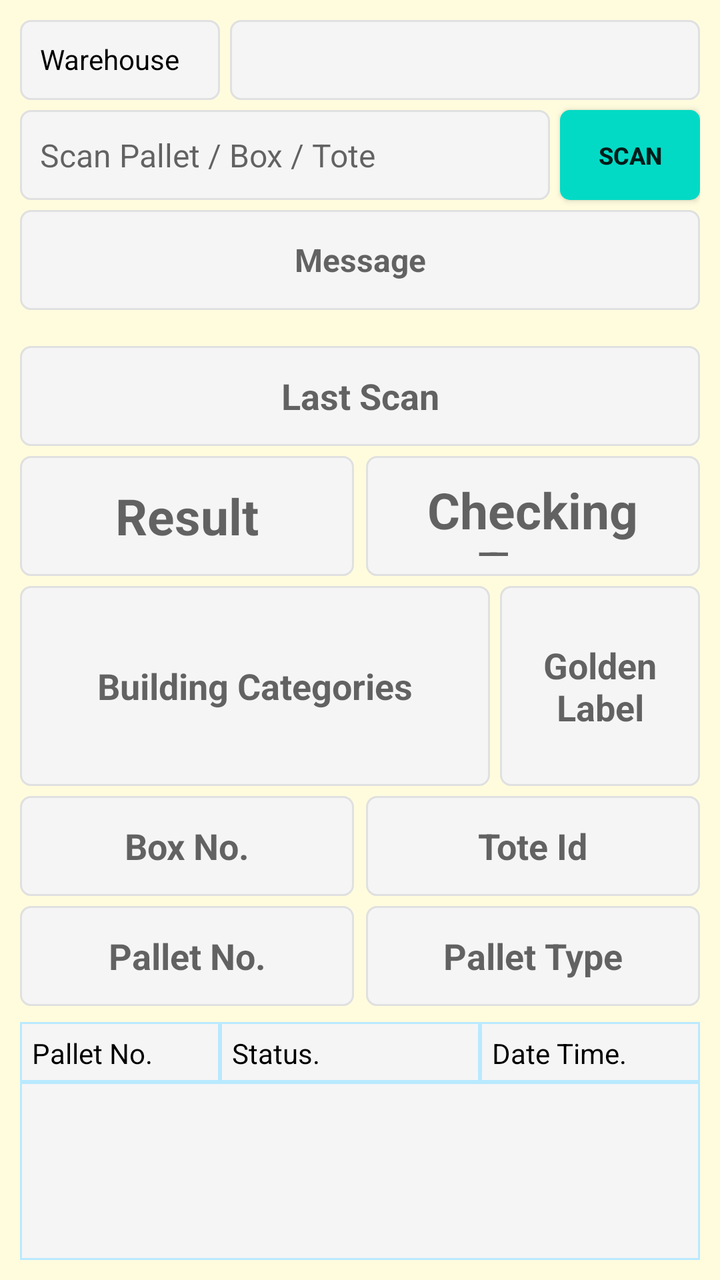
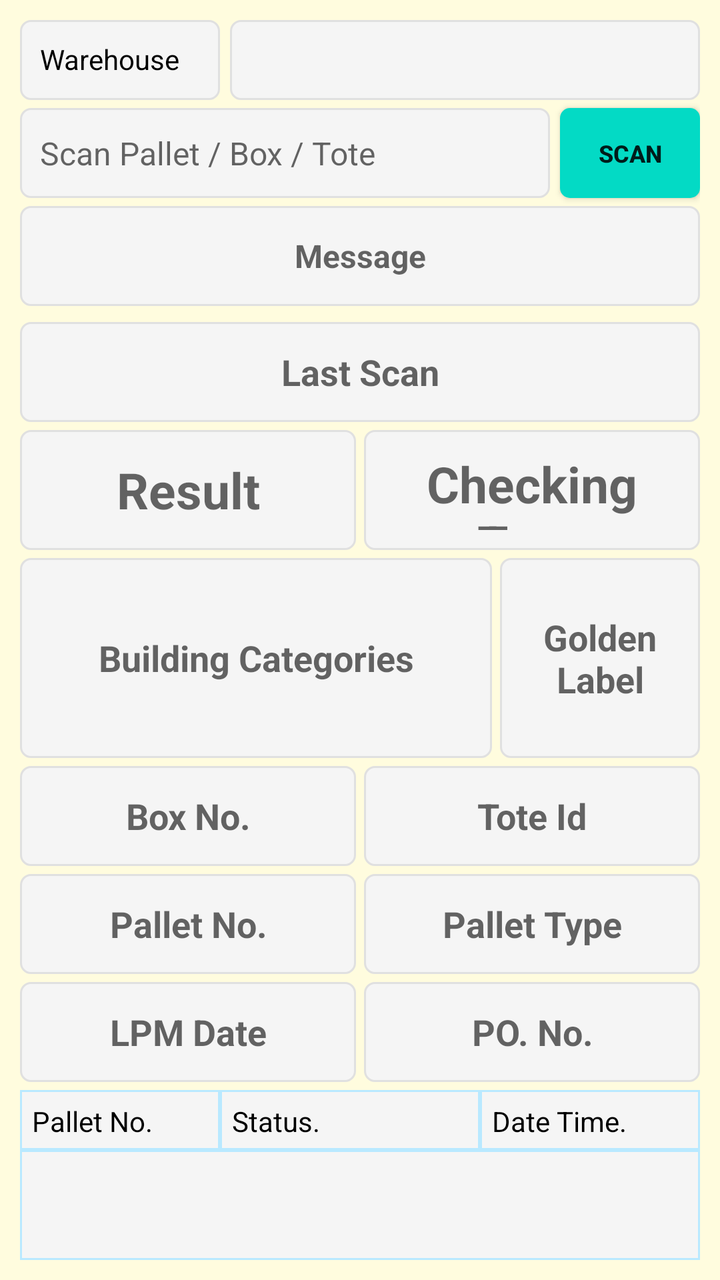

Screens rendered from an Android XML layout before and after an edit, with the pre-edit source and the edit as a unified diff.
<!-- AndroidManifest.xml: application theme AppTheme -->
<!-- res/layout/fragment_pallet_status.xml -->
<?xml version="1.0" encoding="utf-8"?>
<FrameLayout xmlns:android="http://schemas.android.com/apk/res/android"
    xmlns:app="http://schemas.android.com/apk/res-auto"
    xmlns:tools="http://schemas.android.com/tools"
    android:layout_width="match_parent"
    android:layout_height="match_parent"
    android:background="@color/backColor"
    tools:context=".ui.palletstatus.PalletStatusFragment">

    <androidx.constraintlayout.widget.ConstraintLayout
        android:layout_width="match_parent"
        android:layout_height="match_parent"
        android:padding="10dp">



        <ListView
            android:id="@+id/lv_building_del_pallet_details"
            android:layout_width="0dp"
            android:layout_height="0dp"
            android:background="@drawable/et_custom_total"
            app:layout_constraintBottom_toBottomOf="parent"
            app:layout_constraintEnd_toEndOf="parent"
            app:layout_constraintHorizontal_bias="0.842"
            app:layout_constraintStart_toStartOf="parent"
            app:layout_constraintTop_toBottomOf="@+id/TextView3"
            app:layout_constraintVertical_bias="0.0" />



        <TextView
            android:id="@+id/TextView3"
            android:layout_width="100dp"
            android:layout_height="30dp"
            android:layout_marginTop="8dp"
            android:background="@drawable/et_custom_total"
            android:gravity="left"
            android:hint=""
            android:padding="6dp"
            android:text="Pallet No."
            android:textColor="@color/coloBlack"
            android:textSize="14sp"
            app:layout_constraintStart_toStartOf="parent"
            app:layout_constraintTop_toBottomOf="@+id/tv_pallet_status_last_palletno" />

        <TextView
            android:id="@+id/TextView4"
            android:layout_width="130dp"
            android:layout_height="30dp"
            android:background="@drawable/et_custom_total"
            android:gravity="left"
            android:hint=""
            android:padding="6dp"
            android:text="Status."
            android:textColor="@color/coloBlack"
            android:textSize="14sp"
            app:layout_constraintStart_toEndOf="@+id/TextView3"
            app:layout_constraintTop_toTopOf="@+id/TextView3" />

        <TextView
            android:id="@+id/TextView5"
            android:layout_width="0dp"
            android:layout_height="30dp"
            android:background="@drawable/et_custom_total"
            android:gravity="left"
            android:hint=""
            android:padding="6dp"
            android:text="Date Time."
            android:textColor="@color/coloBlack"
            android:textSize="14sp"
            app:layout_constraintEnd_toEndOf="parent"
            app:layout_constraintStart_toEndOf="@+id/TextView4"
            app:layout_constraintTop_toTopOf="@+id/TextView3" />

        <TextView
            android:id="@+id/TextView1"
            android:layout_width="100dp"
            android:layout_height="40dp"
            android:background="@drawable/et_custom"
            android:gravity="left"
            android:layout_marginRight="5dp"
            android:textColor="@color/coloBlack"
            android:hint=""
            android:layout_marginEnd="5dp"
            android:padding="10dp"
            android:text="Warehouse"
            android:textSize="14dp"
            app:layout_constraintStart_toStartOf="parent"
            app:layout_constraintTop_toTopOf="parent" />


        <Spinner
            android:id="@+id/sp_rack_in_out_warehouse"
            android:layout_width="0dp"
            android:layout_height="40dp"
            android:layout_marginLeft="5dp"
            android:background="@drawable/et_custom"
            android:gravity="left"
            android:padding="10dp"
            android:text="[Select Warehouse]"
            android:textColor="@color/coloBlack"
            android:textSize="14dp"
            app:layout_constraintEnd_toEndOf="parent"
            app:layout_constraintHorizontal_bias="0.0"
            app:layout_constraintStart_toEndOf="@+id/TextView1"
            app:layout_constraintTop_toTopOf="parent" />

        <EditText
            android:id="@+id/et_pallet_status_palletno"
            android:layout_width="0dp"
            android:layout_height="45dp"
            android:layout_marginTop="5dp"
            android:layout_marginRight="5dp"
            android:layout_marginBottom="5dp"
            android:background="@drawable/et_custom"
            android:hint="Scan Pallet / Box / Tote"
            android:padding="10dp"
            android:textColor="@color/coloBlack"

            android:textSize="16sp"
            app:layout_constraintEnd_toStartOf="@+id/bt_pallet_status_scan"
            app:layout_constraintStart_toStartOf="@id/TextView1"
            app:layout_constraintTop_toBottomOf="@id/TextView1"
            tools:ignore="SpeakableTextPresentCheck,TouchTargetSizeCheck" />

        <Button
            android:id="@+id/bt_pallet_status_scan"
            android:layout_width="70dp"
            android:layout_height="45dp"
            android:background="@drawable/btn_custom1"
            android:text="SCAN"
            android:textAllCaps="false"
            android:textSize="12sp"
            android:textStyle="bold"
            app:layout_constraintEnd_toEndOf="parent"
            app:layout_constraintTop_toTopOf="@+id/et_pallet_status_palletno"
            tools:ignore="TouchTargetSizeCheck" />

        <TextView
            android:id="@+id/tv_pallet_status_message"
            android:layout_width="0dp"
            android:layout_height="50dp"
            android:layout_marginTop="5dp"
            android:background="@drawable/et_custom"
            android:gravity="center"
            android:hint="Message"
            android:padding="10dp"
            android:text=""
            android:textColor="@color/coloBlack"
            android:textSize="16sp"
            android:textStyle="bold"
            app:layout_constraintEnd_toEndOf="parent"
            app:layout_constraintStart_toStartOf="parent"
            app:layout_constraintTop_toBottomOf="@+id/et_pallet_status_palletno" />

        <TextView
            android:id="@+id/tv_pallet_status_last_scan"
            android:layout_width="0dp"
            android:layout_height="50dp"
            android:layout_marginTop="18dp"
            android:background="@drawable/et_custom"
            android:gravity="center"
            android:hint="Last Scan"
            android:padding="10dp"
            android:text=""
            android:textColor="@color/coloBlack"
            android:textSize="18sp"
            android:textStyle="bold"
            app:layout_constraintEnd_toEndOf="parent"
            app:layout_constraintStart_toStartOf="parent"
            app:layout_constraintTop_toBottomOf="@+id/tv_pallet_status_message" />

        <TextView
            android:id="@+id/tv_pallet_status_result"
            android:layout_width="0dp"
            android:layout_height="60dp"
            android:layout_marginTop="5dp"
            android:layout_marginRight="3dp"
            android:background="@drawable/et_custom"
            android:gravity="center"
            android:hint="Result"
            android:padding="10dp"
            android:text=""
            android:textColor="@color/coloRed"
            android:textSize="25sp"
            android:textStyle="bold"
            app:layout_constraintEnd_toStartOf="@+id/textView2"
            app:layout_constraintHorizontal_bias="0.0"
            app:layout_constraintStart_toStartOf="parent"
            app:layout_constraintTop_toBottomOf="@+id/tv_pallet_status_last_scan" />

        <TextView
            android:id="@+id/tv_pallet_status_last_palletno"
            android:layout_width="0dp"
            android:layout_height="50dp"
            android:layout_marginTop="5dp"
            android:layout_marginRight="3dp"
            android:background="@drawable/et_custom"
            android:gravity="center"
            android:hint="Pallet No."
            android:padding="10dp"
            android:text=""
            android:textColor="@color/coloBlack"
            android:textSize="18sp"
            android:textStyle="bold"
            app:layout_constraintEnd_toStartOf="@+id/textView2"
            app:layout_constraintStart_toStartOf="parent"
            app:layout_constraintTop_toBottomOf="@+id/tv_pallet_status_last_pallet_boxno" />

        <TextView
            android:id="@+id/tv_pallet_status_last_building_category"
            android:layout_width="0dp"
            android:layout_height="100dp"
            android:layout_marginTop="5dp"
            android:layout_marginRight="5dp"
            android:background="@drawable/et_custom"
            android:gravity="center"
            android:hint="Building Categories"
            android:padding="10dp"
            android:text=""
            android:textColor="@color/coloBlack"
            android:textSize="18sp"
            android:textStyle="bold"
            app:layout_constraintEnd_toStartOf="@+id/tv_pallet_status_last_building_golden"
            app:layout_constraintStart_toStartOf="parent"
            app:layout_constraintTop_toBottomOf="@+id/tv_pallet_status_result" />

        <TextView
            android:id="@+id/tv_pallet_status_last_building_golden"
            android:layout_width="100dp"
            android:layout_height="100dp"
            android:layout_marginTop="5dp"
            android:background="@drawable/et_custom"
            android:gravity="center"
            android:hint="Golden Label"
            android:padding="10dp"
            android:text=""
            android:textColor="@color/coloBlack"
            android:textSize="18sp"
            android:textStyle="bold"
            app:layout_constraintEnd_toEndOf="parent"
            app:layout_constraintTop_toBottomOf="@+id/tv_pallet_status_result" />

        <TextView
            android:id="@+id/tv_pallet_status_last_pallet_boxno"
            android:layout_width="0dp"
            android:layout_height="50dp"
            android:layout_marginTop="5dp"
            android:layout_marginRight="3dp"
            android:background="@drawable/et_custom"
            android:gravity="center"
            android:hint="Box No."
            android:padding="10dp"
            android:text=""
            android:textColor="@color/coloBlack"
            android:textSize="18sp"
            android:textStyle="bold"
            app:layout_constraintEnd_toStartOf="@+id/textView2"
            app:layout_constraintStart_toStartOf="parent"
            app:layout_constraintTop_toBottomOf="@+id/tv_pallet_status_last_building_category" />

        <TextView
            android:id="@+id/tv_pallet_status_last_pallet_checking_type"
            android:layout_width="0dp"
            android:layout_height="60dp"
            android:layout_marginLeft="3dp"
            android:background="@drawable/et_custom"
            android:gravity="center"
            android:hint="Checking Type"
            android:padding="10dp"
            android:text=""
            android:textColor="@color/coloRed"
            android:textSize="25sp"
            android:textStyle="bold"
            app:layout_constraintEnd_toEndOf="parent"
            app:layout_constraintStart_toEndOf="@+id/textView2"
            app:layout_constraintTop_toTopOf="@+id/tv_pallet_status_result" />

        <TextView
            android:id="@+id/tv_pallet_status_last_pallet_toteid"
            android:layout_width="0dp"
            android:layout_height="50dp"
            android:layout_marginLeft="3dp"
            android:background="@drawable/et_custom"
            android:gravity="center"
            android:hint="Tote Id"
            android:padding="10dp"
            android:text=""
            android:textColor="@color/coloBlack"
            android:textSize="18sp"
            android:textStyle="bold"
            app:layout_constraintEnd_toEndOf="parent"
            app:layout_constraintStart_toEndOf="@+id/textView2"
            app:layout_constraintTop_toTopOf="@+id/tv_pallet_status_last_pallet_boxno" />

        <TextView
            android:id="@+id/tv_pallet_status_last_pallet_pallettype"
            android:layout_width="0dp"
            android:layout_height="50dp"
            android:layout_marginLeft="3dp"
            android:background="@drawable/et_custom"
            android:gravity="center"
            android:hint="Pallet Type"
            android:padding="10dp"
            android:text=""
            android:textColor="@color/coloBlack"
            android:textSize="18sp"
            android:textStyle="bold"
            app:layout_constraintEnd_toEndOf="parent"
            app:layout_constraintStart_toEndOf="@+id/textView2"
            app:layout_constraintTop_toTopOf="@+id/tv_pallet_status_last_palletno" />

        <TextView
            android:id="@+id/textView2"
            android:layout_width="wrap_content"
            android:layout_height="wrap_content"
            android:layout_marginStart="16dp"
            android:layout_marginLeft="16dp"
            android:layout_marginEnd="16dp"
            android:layout_marginRight="16dp"
            android:text=""
            android:textColor="@color/colorAccent"
            app:layout_constraintBottom_toBottomOf="parent"
            app:layout_constraintEnd_toEndOf="parent"
            app:layout_constraintStart_toStartOf="parent"
            tools:ignore="SpeakableTextPresentCheck" />

    </androidx.constraintlayout.widget.ConstraintLayout>

</FrameLayout>
<!-- resources referenced by this layout -->
<resources>
  <color name="backColor">#FFFCDE</color>
  <color name="coloBlack">#000000</color>
  <color name="coloRed">#ff0000</color>
  <color name="colorAccent">#000000</color>
  <!-- drawable btn_custom1 (drawable) -->
  <?xml version="1.0" encoding="utf-8"?>
  <shape xmlns:android="http://schemas.android.com/apk/res/android"
      android:padding="10dp"
      android:shape="rectangle" >
  
      <solid android:color="@color/colorBtn" />
  
      <corners
          android:bottomLeftRadius="5dp"
          android:bottomRightRadius="5dp"
          android:topLeftRadius="5dp"
          android:topRightRadius="5dp" />
  
  </shape>
  <!-- drawable et_custom (drawable) -->
  <?xml version="1.0" encoding="utf-8"?>
  <shape xmlns:android="http://schemas.android.com/apk/res/android"
      android:padding="10dp"
      android:shape="rectangle" >
  
      <solid android:color="#f5f5f5" />
  
      <stroke
          android:width="1dp"
          android:color="#e0e0e0" />
  
      <corners
          android:bottomLeftRadius="5dp"
          android:bottomRightRadius="5dp"
          android:topLeftRadius="5dp"
          android:topRightRadius="5dp" />
  
  </shape>
  <!-- drawable et_custom_total (drawable) -->
  <?xml version="1.0" encoding="utf-8"?>
  <shape xmlns:android="http://schemas.android.com/apk/res/android"
      android:padding="10dp"
      android:shape="rectangle" >
  
      <solid android:color="#f5f5f5" />
  
      <stroke
          android:width="1dp"
          android:color="#B9E9FF" />
  
      <corners
          android:bottomLeftRadius="0dp"
          android:bottomRightRadius="0dp"
          android:topLeftRadius="0dp"
          android:topRightRadius="0dp" />
  
  </shape>
  <style name="AppTheme" parent="Theme.AppCompat.Light.NoActionBar">
          
          <item name="colorPrimary">@color/colorPrimary</item>
          <item name="colorPrimaryDark">@color/colorPrimaryDark</item>
          <item name="colorAccent">@color/colorAccent</item>
      </style>
  <color name="colorBtn">#03DAC5</color>
  <color name="colorPrimary">#ffb200</color>
  <color name="colorPrimaryDark">#ffb200</color>
</resources>

<!-- the commit's change to res/layout/fragment_pallet_status.xml (unified diff, before → after) -->
@@ -12,8 +12,6 @@
         android:layout_height="match_parent"
         android:padding="10dp">
 
-
-
         <ListView
             android:id="@+id/lv_building_del_pallet_details"
             android:layout_width="0dp"
@@ -26,13 +24,11 @@
             app:layout_constraintTop_toBottomOf="@+id/TextView3"
             app:layout_constraintVertical_bias="0.0" />
 
-
-
         <TextView
             android:id="@+id/TextView3"
             android:layout_width="100dp"
             android:layout_height="30dp"
-            android:layout_marginTop="8dp"
+            android:layout_marginTop="4dp"
             android:background="@drawable/et_custom_total"
             android:gravity="left"
             android:hint=""
@@ -41,7 +37,7 @@
             android:textColor="@color/coloBlack"
             android:textSize="14sp"
             app:layout_constraintStart_toStartOf="parent"
-            app:layout_constraintTop_toBottomOf="@+id/tv_pallet_status_last_palletno" />
+            app:layout_constraintTop_toBottomOf="@+id/tv_pallet_status_last_pallet_lpmdate" />
 
         <TextView
             android:id="@+id/TextView4"
@@ -76,14 +72,14 @@
             android:id="@+id/TextView1"
             android:layout_width="100dp"
             android:layout_height="40dp"
-            android:background="@drawable/et_custom"
-            android:gravity="left"
+            android:layout_marginEnd="5dp"
             android:layout_marginRight="5dp"
-            android:textColor="@color/coloBlack"
+            android:background="@drawable/et_custom"
+            android:gravity="left"
             android:hint=""
-            android:layout_marginEnd="5dp"
             android:padding="10dp"
             android:text="Warehouse"
+            android:textColor="@color/coloBlack"
             android:textSize="14dp"
             app:layout_constraintStart_toStartOf="parent"
             app:layout_constraintTop_toTopOf="parent" />
@@ -109,7 +105,7 @@
             android:id="@+id/et_pallet_status_palletno"
             android:layout_width="0dp"
             android:layout_height="45dp"
-            android:layout_marginTop="5dp"
+            android:layout_marginTop="4dp"
             android:layout_marginRight="5dp"
             android:layout_marginBottom="5dp"
             android:background="@drawable/et_custom"
@@ -140,7 +136,7 @@
             android:id="@+id/tv_pallet_status_message"
             android:layout_width="0dp"
             android:layout_height="50dp"
-            android:layout_marginTop="5dp"
+            android:layout_marginTop="4dp"
             android:background="@drawable/et_custom"
             android:gravity="center"
             android:hint="Message"
@@ -157,7 +153,7 @@
             android:id="@+id/tv_pallet_status_last_scan"
             android:layout_width="0dp"
             android:layout_height="50dp"
-            android:layout_marginTop="18dp"
+            android:layout_marginTop="8dp"
             android:background="@drawable/et_custom"
             android:gravity="center"
             android:hint="Last Scan"
@@ -174,8 +170,8 @@
             android:id="@+id/tv_pallet_status_result"
             android:layout_width="0dp"
             android:layout_height="60dp"
-            android:layout_marginTop="5dp"
-            android:layout_marginRight="3dp"
+            android:layout_marginTop="4dp"
+            android:layout_marginRight="2dp"
             android:background="@drawable/et_custom"
             android:gravity="center"
             android:hint="Result"
@@ -193,8 +189,8 @@
             android:id="@+id/tv_pallet_status_last_palletno"
             android:layout_width="0dp"
             android:layout_height="50dp"
-            android:layout_marginTop="5dp"
-            android:layout_marginRight="3dp"
+            android:layout_marginTop="4dp"
+            android:layout_marginRight="2dp"
             android:background="@drawable/et_custom"
             android:gravity="center"
             android:hint="Pallet No."
@@ -211,8 +207,8 @@
             android:id="@+id/tv_pallet_status_last_building_category"
             android:layout_width="0dp"
             android:layout_height="100dp"
-            android:layout_marginTop="5dp"
-            android:layout_marginRight="5dp"
+            android:layout_marginTop="4dp"
+            android:layout_marginRight="4dp"
             android:background="@drawable/et_custom"
             android:gravity="center"
             android:hint="Building Categories"
@@ -229,7 +225,6 @@
             android:id="@+id/tv_pallet_status_last_building_golden"
             android:layout_width="100dp"
             android:layout_height="100dp"
-            android:layout_marginTop="5dp"
             android:background="@drawable/et_custom"
             android:gravity="center"
             android:hint="Golden Label"
@@ -239,14 +234,14 @@
             android:textSize="18sp"
             android:textStyle="bold"
             app:layout_constraintEnd_toEndOf="parent"
-            app:layout_constraintTop_toBottomOf="@+id/tv_pallet_status_result" />
+            app:layout_constraintTop_toTopOf="@+id/tv_pallet_status_last_building_category" />
 
         <TextView
             android:id="@+id/tv_pallet_status_last_pallet_boxno"
             android:layout_width="0dp"
             android:layout_height="50dp"
-            android:layout_marginTop="5dp"
-            android:layout_marginRight="3dp"
+            android:layout_marginTop="4dp"
+            android:layout_marginRight="2dp"
             android:background="@drawable/et_custom"
             android:gravity="center"
             android:hint="Box No."
@@ -263,7 +258,7 @@
             android:id="@+id/tv_pallet_status_last_pallet_checking_type"
             android:layout_width="0dp"
             android:layout_height="60dp"
-            android:layout_marginLeft="3dp"
+            android:layout_marginLeft="2dp"
             android:background="@drawable/et_custom"
             android:gravity="center"
             android:hint="Checking Type"
@@ -280,7 +275,7 @@
             android:id="@+id/tv_pallet_status_last_pallet_toteid"
             android:layout_width="0dp"
             android:layout_height="50dp"
-            android:layout_marginLeft="3dp"
+            android:layout_marginLeft="2dp"
             android:background="@drawable/et_custom"
             android:gravity="center"
             android:hint="Tote Id"
@@ -297,7 +292,7 @@
             android:id="@+id/tv_pallet_status_last_pallet_pallettype"
             android:layout_width="0dp"
             android:layout_height="50dp"
-            android:layout_marginLeft="3dp"
+            android:layout_marginLeft="2dp"
             android:background="@drawable/et_custom"
             android:gravity="center"
             android:hint="Pallet Type"
@@ -309,6 +304,41 @@
             app:layout_constraintEnd_toEndOf="parent"
             app:layout_constraintStart_toEndOf="@+id/textView2"
             app:layout_constraintTop_toTopOf="@+id/tv_pallet_status_last_palletno" />
+
+        <TextView
+            android:id="@+id/tv_pallet_status_last_pallet_lpmdate"
+            android:layout_width="0dp"
+            android:layout_height="50dp"
+            android:layout_marginTop="4dp"
+            android:layout_marginRight="2dp"
+            android:background="@drawable/et_custom"
+            android:gravity="center"
+            android:hint="LPM Date"
+            android:padding="10dp"
+            android:text=""
+            android:textColor="@color/coloBlack"
+            android:textSize="18sp"
+            android:textStyle="bold"
+            app:layout_constraintEnd_toStartOf="@+id/textView2"
+            app:layout_constraintStart_toStartOf="parent"
+            app:layout_constraintTop_toBottomOf="@+id/tv_pallet_status_last_palletno" />
+
+        <TextView
+            android:id="@+id/tv_pallet_status_last_pallet_orapono"
+            android:layout_width="0dp"
+            android:layout_height="50dp"
+            android:layout_marginLeft="2dp"
+            android:background="@drawable/et_custom"
+            android:gravity="center"
+            android:hint="PO. No."
+            android:padding="10dp"
+            android:text=""
+            android:textColor="@color/coloBlack"
+            android:textSize="18sp"
+            android:textStyle="bold"
+            app:layout_constraintEnd_toEndOf="parent"
+            app:layout_constraintStart_toEndOf="@+id/textView2"
+            app:layout_constraintTop_toTopOf="@+id/tv_pallet_status_last_pallet_lpmdate" />
 
         <TextView
             android:id="@+id/textView2"
